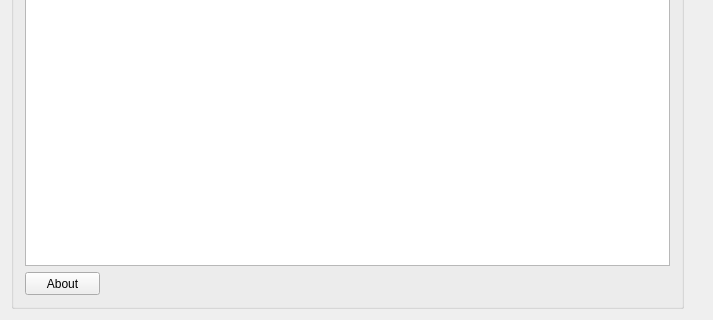
Qt form applications/mne_scan/plugins/tmsi/FormFiles/tmsisetup.ui (mne-tools/mne-cpp) before a commit; both pictures show x 0 to 713 and y 325 to 645 of the 713 by 645 pixel window.
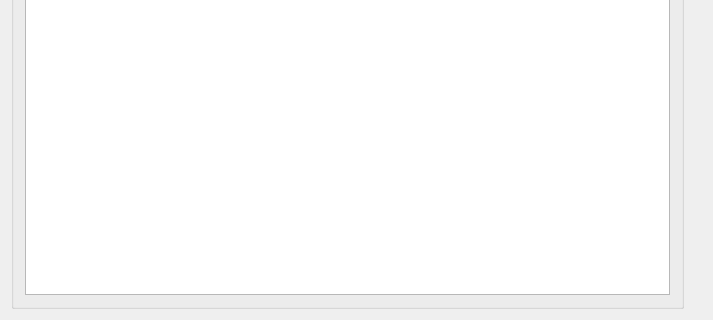
The same form after that commit.

Commit message: MAINT: Changing aquisition plugin formatting and removing about screen

The edit to the form file:
```diff
--- a/applications/mne_scan/plugins/tmsi/FormFiles/tmsisetup.ui
+++ b/applications/mne_scan/plugins/tmsi/FormFiles/tmsisetup.ui
@@ -251,25 +251,6 @@
           </property>
          </widget>
         </item>
-        <item row="1" column="0">
-         <widget class="QPushButton" name="m_qPushButton_About">
-          <property name="minimumSize">
-           <size>
-            <width>75</width>
-            <height>23</height>
-           </size>
-          </property>
-          <property name="maximumSize">
-           <size>
-            <width>75</width>
-            <height>23</height>
-           </size>
-          </property>
-          <property name="text">
-           <string>About</string>
-          </property>
-         </widget>
-        </item>
        </layout>
       </widget>
      </item>
```
The commit also changes 27 other files.
